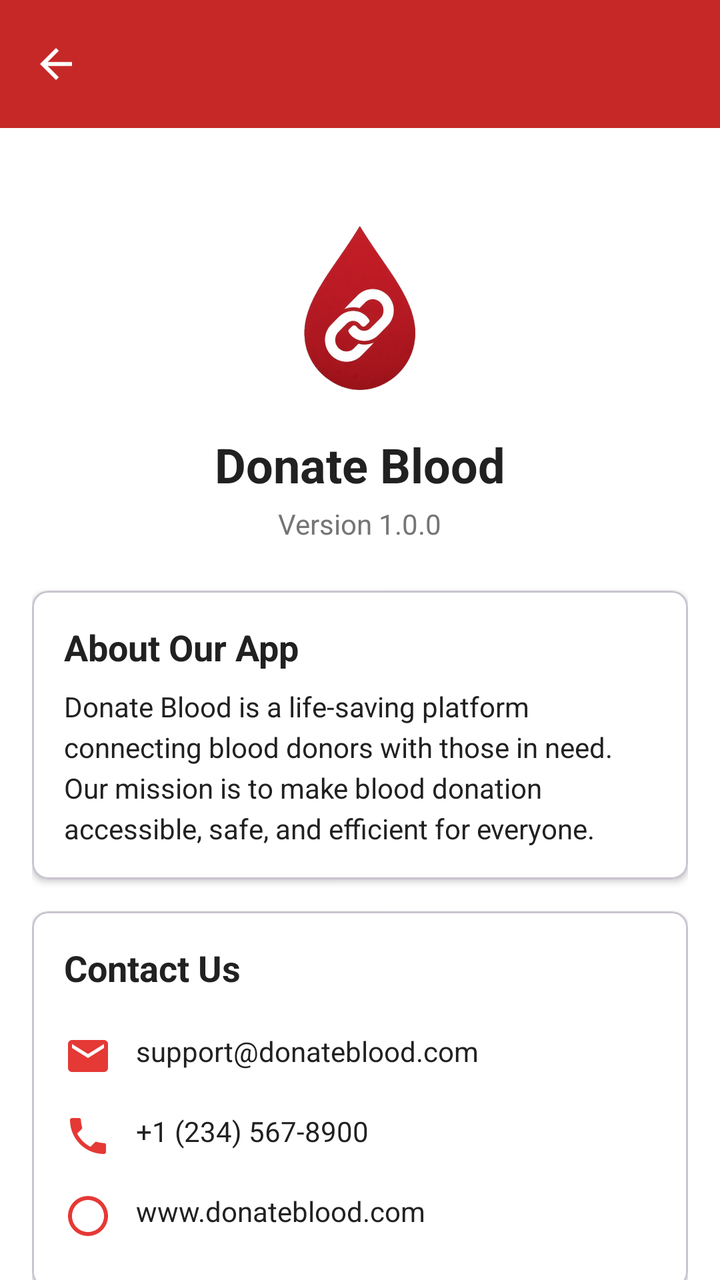
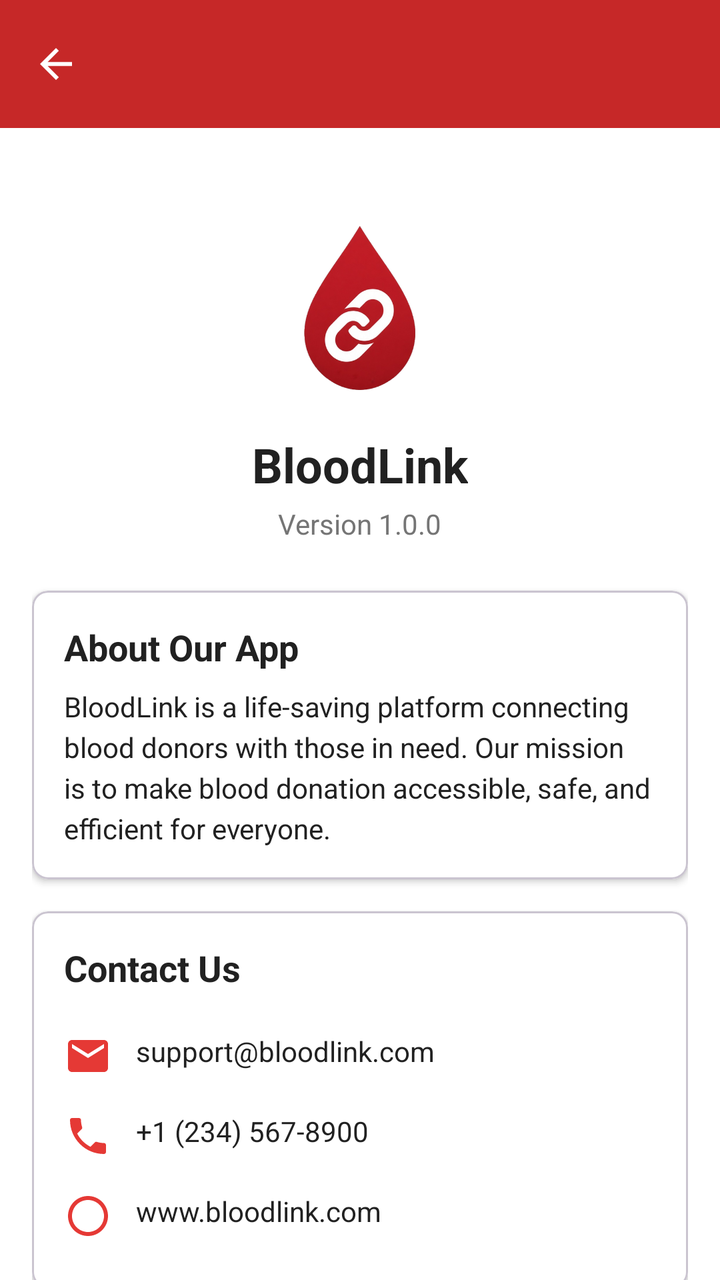

An Android layout rendered at two revisions. The XML below is the earlier revision; the diff shows what the commit changed to produce the second picture.
<!-- AndroidManifest.xml: application theme Theme.DonateBlood -->
<!-- res/layout/fragment_about_us.xml -->
<?xml version="1.0" encoding="utf-8"?>
<LinearLayout xmlns:android="http://schemas.android.com/apk/res/android"
    xmlns:app="http://schemas.android.com/apk/res-auto"
    android:layout_width="match_parent"
    android:layout_height="match_parent"
    android:orientation="vertical"
    android:background="@color/surface">

    
    <androidx.appcompat.widget.Toolbar
        android:id="@+id/toolbar"
        android:layout_width="match_parent"
        android:layout_height="?attr/actionBarSize"
        android:background="@color/primary_red_dark"
        android:elevation="4dp"
        app:navigationIcon="@drawable/ic_arrow_back_white"
        app:titleTextColor="@android:color/white" />

    
    <ScrollView
        android:layout_width="match_parent"
        android:layout_height="0dp"
        android:layout_weight="1"
        android:fillViewport="true"
        android:scrollbars="none"
        android:overScrollMode="never">

        <LinearLayout
            android:layout_width="match_parent"
            android:layout_height="wrap_content"
            android:orientation="vertical"
            android:padding="16dp">

            
            <LinearLayout
                android:layout_width="match_parent"
                android:layout_height="wrap_content"
                android:orientation="vertical"
                android:gravity="center"
                android:paddingVertical="24dp">

                <ImageView
                    android:layout_width="100dp"
                    android:layout_height="100dp"
                    android:src="@drawable/ic_app_logo"
                    android:contentDescription="@string/app_logo" />

                <TextView
                    android:layout_width="wrap_content"
                    android:layout_height="wrap_content"
                    android:text="@string/donate_blood_"
                    android:textSize="24sp"
                    android:textStyle="bold"
                    android:textColor="@color/text_primary"
                    android:layout_marginTop="12dp" />

                <TextView
                    android:id="@+id/tvVersion"
                    android:layout_width="wrap_content"
                    android:layout_height="wrap_content"
                    android:text="@string/version_1_0_0"
                    android:textSize="14sp"
                    android:textColor="@color/text_secondary"
                    android:layout_marginTop="4dp" />
            </LinearLayout>

            
            <com.google.android.material.card.MaterialCardView
                android:layout_width="match_parent"
                android:layout_height="wrap_content"
                android:layout_marginBottom="16dp"
                app:cardCornerRadius="8dp"
                app:cardElevation="2dp"
                app:cardBackgroundColor="@color/surface_white">

                <LinearLayout
                    android:layout_width="match_parent"
                    android:layout_height="wrap_content"
                    android:orientation="vertical"
                    android:padding="16dp">

                    <TextView
                        android:layout_width="wrap_content"
                        android:layout_height="wrap_content"
                        android:text="@string/about_our_app"
                        android:textSize="18sp"
                        android:textStyle="bold"
                        android:textColor="@color/text_primary"
                        android:layout_marginBottom="8dp" />

                    <TextView
                        android:layout_width="match_parent"
                        android:layout_height="wrap_content"
                        android:text="@string/donate_blood_is_a_life_saving_platform_connecting_blood_donors_with_those_in_need_our_mission_is_to_make_blood_donation_accessible_safe_and_efficient_for_everyone"
                        android:textSize="14sp"
                        android:textColor="@color/text_primary"
                        android:lineSpacingExtra="4dp" />
                </LinearLayout>
            </com.google.android.material.card.MaterialCardView>

            
            <com.google.android.material.card.MaterialCardView
                android:layout_width="match_parent"
                android:layout_height="wrap_content"
                android:layout_marginBottom="16dp"
                app:cardCornerRadius="8dp"
                app:cardElevation="2dp"
                app:cardBackgroundColor="@color/surface_white">

                <LinearLayout
                    android:layout_width="match_parent"
                    android:layout_height="wrap_content"
                    android:orientation="vertical"
                    android:padding="16dp">

                    <TextView
                        android:layout_width="wrap_content"
                        android:layout_height="wrap_content"
                        android:text="@string/contact_us_"
                        android:textSize="18sp"
                        android:textStyle="bold"
                        android:textColor="@color/text_primary"
                        android:layout_marginBottom="12dp" />

                    
                    <LinearLayout
                        android:layout_width="match_parent"
                        android:layout_height="wrap_content"
                        android:orientation="horizontal"
                        android:paddingVertical="8dp"
                        android:clickable="true"
                        android:focusable="true">

                        <ImageView
                            android:layout_width="24dp"
                            android:layout_height="24dp"
                            android:src="@drawable/ic_email"
                            android:layout_marginEnd="12dp"
                            app:tint="@color/primary_red" />

                        <TextView
                            android:id="@+id/tvEmail"
                            android:layout_width="0dp"
                            android:layout_height="wrap_content"
                            android:layout_weight="1"
                            android:text="@string/support_donateblood_com"
                            android:textSize="14sp"
                            android:textColor="@color/text_primary" />
                    </LinearLayout>

                    
                    <LinearLayout
                        android:layout_width="match_parent"
                        android:layout_height="wrap_content"
                        android:orientation="horizontal"
                        android:paddingVertical="8dp"
                        android:clickable="true"
                        android:focusable="true">

                        <ImageView
                            android:layout_width="24dp"
                            android:layout_height="24dp"
                            android:src="@drawable/ic_phone"
                            android:layout_marginEnd="12dp"
                            app:tint="@color/primary_red" />

                        <TextView
                            android:id="@+id/tvPhone"
                            android:layout_width="0dp"
                            android:layout_height="wrap_content"
                            android:layout_weight="1"
                            android:text="@string/_1_234_567_8900"
                            android:textSize="14sp"
                            android:textColor="@color/text_primary" />
                    </LinearLayout>

                    
                    <LinearLayout
                        android:layout_width="match_parent"
                        android:layout_height="wrap_content"
                        android:orientation="horizontal"
                        android:paddingVertical="8dp"
                        android:clickable="true"
                        android:focusable="true">

                        <ImageView
                            android:layout_width="24dp"
                            android:layout_height="24dp"
                            android:src="@drawable/ic_website"
                            android:layout_marginEnd="12dp"
                            app:tint="@color/primary_red" />

                        <TextView
                            android:id="@+id/tvWebsite"
                            android:layout_width="0dp"
                            android:layout_height="wrap_content"
                            android:layout_weight="1"
                            android:text="@string/www_donateblood_com"
                            android:textSize="14sp"
                            android:textColor="@color/text_primary" />
                    </LinearLayout>
                </LinearLayout>
            </com.google.android.material.card.MaterialCardView>

            
            <com.google.android.material.card.MaterialCardView
                android:layout_width="match_parent"
                android:layout_height="wrap_content"
                android:layout_marginBottom="16dp"
                app:cardCornerRadius="8dp"
                app:cardElevation="2dp"
                app:cardBackgroundColor="@color/surface_white">

                <LinearLayout
                    android:layout_width="match_parent"
                    android:layout_height="wrap_content"
                    android:orientation="vertical"
                    android:padding="16dp">

                    <TextView
                        android:layout_width="wrap_content"
                        android:layout_height="wrap_content"
                        android:text="Follow Us"
                        android:textSize="18sp"
                        android:textStyle="bold"
                        android:textColor="@color/text_primary"
                        android:layout_marginBottom="16dp" />

                    <LinearLayout
                        android:layout_width="match_parent"
                        android:layout_height="wrap_content"
                        android:orientation="horizontal"
                        android:gravity="center"
                        android:layout_marginBottom="8dp">

                        <ImageView
                            android:id="@+id/ivFacebook"
                            android:layout_width="40dp"
                            android:layout_height="40dp"
                            android:src="@drawable/ic_facebook"
                            android:layout_marginEnd="16dp"
                            android:clickable="true"
                            android:focusable="true"
                            app:tint="@color/primary_red" />

                        <ImageView
                            android:id="@+id/ivTwitter"
                            android:layout_width="40dp"
                            android:layout_height="40dp"
                            android:src="@drawable/ic_x"
                            android:layout_marginEnd="16dp"
                            android:clickable="true"
                            android:focusable="true"
                            app:tint="@color/primary_red" />

                        <ImageView
                            android:id="@+id/ivInstagram"
                            android:layout_width="40dp"
                            android:layout_height="40dp"
                            android:src="@drawable/ic_instagram"
                            android:layout_marginEnd="16dp"
                            android:clickable="true"
                            android:focusable="true"
                            app:tint="@color/primary_red" />

                        <ImageView
                            android:id="@+id/ivLinkedin"
                            android:layout_width="40dp"
                            android:layout_height="40dp"
                            android:src="@drawable/ic_linkedin"
                            android:clickable="true"
                            android:focusable="true"
                            app:tint="@color/primary_red" />
                    </LinearLayout>
                </LinearLayout>
            </com.google.android.material.card.MaterialCardView>

            
            <com.google.android.material.button.MaterialButton
                android:id="@+id/btnPrivacyPolicy"
                style="@style/Widget.Material3.Button.OutlinedButton"
                android:layout_width="match_parent"
                android:layout_height="wrap_content"
                android:text="Privacy Policy"
                android:layout_marginBottom="8dp"
                app:strokeColor="@color/primary_red"
                app:strokeWidth="1dp" />

            <com.google.android.material.button.MaterialButton
                android:id="@+id/btnTerms"
                style="@style/Widget.Material3.Button.OutlinedButton"
                android:layout_width="match_parent"
                android:layout_height="wrap_content"
                android:text="Terms of Service"
                android:layout_marginBottom="8dp"
                app:strokeColor="@color/primary_red"
                app:strokeWidth="1dp" />

            <com.google.android.material.button.MaterialButton
                android:id="@+id/btnRateApp"
                style="@style/Widget.Material3.Button.OutlinedButton"
                android:layout_width="match_parent"
                android:layout_height="wrap_content"
                android:text="Rate App"
                android:layout_marginBottom="8dp"
                app:strokeColor="@color/primary_red"
                app:strokeWidth="1dp" />

            <com.google.android.material.button.MaterialButton
                android:id="@+id/btnShareApp"
                style="@style/Widget.Material3.Button.OutlinedButton"
                android:layout_width="match_parent"
                android:layout_height="wrap_content"
                android:text="Share App"
                android:layout_marginBottom="24dp"
                app:strokeColor="@color/primary_red"
                app:strokeWidth="1dp" />

            
            <TextView
                android:layout_width="match_parent"
                android:layout_height="wrap_content"
                android:text="© 2024 Donate Blood App. All rights reserved."
                android:textSize="12sp"
                android:textColor="@color/text_secondary"
                android:gravity="center"
                android:layout_marginTop="8dp" />

        </LinearLayout>
    </ScrollView>

</LinearLayout>
<!-- resources referenced by this layout -->
<resources>
  <color name="primary_red">#E53935</color>
  <color name="primary_red_dark">#C62828</color>
  <color name="surface">#FFFFFF</color>
  <color name="surface_white">#FFFFFF</color>
  <color name="text_primary">#212121</color>
  <color name="text_secondary">#757575</color>
  <!-- drawable ic_arrow_back_white (drawable) -->
  <vector xmlns:android="http://schemas.android.com/apk/res/android"
      android:width="24dp"
      android:height="24dp"
      android:viewportWidth="24"
      android:viewportHeight="24">
      <path
          android:fillColor="@android:color/white"
          android:pathData="M20,11H7.83l5.59,-5.59L12,4l-8,8 8,8 1.41,-1.41L7.83,13H20v-2z"/>
  </vector>
  <!-- drawable ic_email (drawable) -->
  <vector xmlns:android="http://schemas.android.com/apk/res/android"
      android:width="24dp"
      android:height="24dp"
      android:viewportWidth="24"
      android:viewportHeight="24">
      <path
          android:fillColor="@color/text_secondary"
          android:pathData="M20,4L4,4c-1.1,0 -1.99,0.9 -1.99,2L2,18c0,1.1 0.9,2 2,2h16c1.1,0 2,-0.9 2,-2L22,6c0,-1.1 -0.9,-2 -2,-2zM20,8l-8,5 -8,-5L4,6l8,5 8,-5v2z" />
  </vector>
  <!-- drawable ic_facebook (drawable) -->
  <vector xmlns:android="http://schemas.android.com/apk/res/android"
      android:width="24dp"
      android:height="24dp"
      android:viewportWidth="24"
      android:viewportHeight="24">
      <path
          android:fillColor="#FF1877F2"
          android:pathData="M22,12C22,6.48 17.52,2 12,2C6.48,2 2,6.48 2,12C2,16.84 5.44,20.87 10,21.8V15H8V12H10V9.5C10,7.57 11.57,6 13.5,6H16V9H14C13.45,9 13,9.45 13,10V12H16V15H13V21.95C18.05,21.45 22,17.19 22,12Z"/>
  </vector>
  <!-- drawable ic_website (drawable) -->
  <vector xmlns:android="http://schemas.android.com/apk/res/android"
      android:width="24dp"
      android:height="24dp"
      android:viewportWidth="24"
      android:viewportHeight="24">
      <path
          android:fillColor="#FF000000"
          android:pathData="M12,2C6.48,2 2,6.48 2,12C2,17.52 6.48,22 12,22C17.52,22 22,17.52 22,12C22,6.48 17.52,2 12,2ZM4,12C4,7.58 7.58,4 12,4C16.42,4 20,7.58 20,12C20,16.42 16.42,20 12,20C7.58,20 4,16.42 4,12Z"/>
  </vector>
  <string name="_1_234_567_8900">+1 (234) 567-8900</string>
  <string name="about_our_app">About Our App</string>
  <string name="app_logo">App Logo</string>
  <string name="contact_us_">Contact Us</string>
  <string name="donate_blood_">Donate Blood</string>
  <string name="donate_blood_is_a_life_saving_platform_connecting_blood_donors_with_those_in_need_our_mission_is_to_make_blood_donation_accessible_safe_and_efficient_for_everyone">Donate Blood is a life-saving platform connecting blood donors with those in need. Our mission is to make blood donation accessible, safe, and efficient for everyone.</string>
  <string name="support_donateblood_com">support@donateblood.com</string>
  <string name="version_1_0_0">Version 1.0.0</string>
  <string name="www_donateblood_com">www.donateblood.com</string>
  <color name="white">#FFFFFF</color>
  <color name="link_color">#2196F3</color>
  <color name="primary_red_light">#FFEBEE</color>
  <color name="background_light">#F5F5F5</color>
  <style name="Widget.DonateBlood.Toolbar" parent="Widget.Material3.Toolbar">
          <item name="android:background">@color/primary_red</item>
          <item name="titleTextColor">@color/white</item>
          <item name="subtitleTextColor">@color/white</item>
      </style>
  <color name="text_hint">#9E9E9E</color>
  <!-- unchanged entries left out for length: 6 -->
</resources>

<!-- the commit's change to res/layout/fragment_about_us.xml (unified diff, before → after) -->
@@ -320,7 +320,7 @@
             <TextView
                 android:layout_width="match_parent"
                 android:layout_height="wrap_content"
-                android:text="© 2024 Donate Blood App. All rights reserved."
+                android:text="@string/copyright"
                 android:textSize="12sp"
                 android:textColor="@color/text_secondary"
                 android:gravity="center"
<!-- resource entries referenced after the edit -->
@@ -50,11 +50,12 @@
   <string name="about_our_app">About Our App</string>
   <string name="app_logo">App Logo</string>
   <string name="contact_us_">Contact Us</string>
-  <string name="donate_blood_">Donate Blood</string>
-  <string name="donate_blood_is_a_life_saving_platform_connecting_blood_donors_with_those_in_need_our_mission_is_to_make_blood_donation_accessible_safe_and_efficient_for_everyone">Donate Blood is a life-saving platform connecting blood donors with those in need. Our mission is to make blood donation accessible, safe, and efficient for everyone.</string>
-  <string name="support_donateblood_com">support@donateblood.com</string>
+  <string name="copyright">© 2024 BloodLink. All rights reserved.</string>
+  <string name="donate_blood_">BloodLink</string>
+  <string name="donate_blood_is_a_life_saving_platform_connecting_blood_donors_with_those_in_need_our_mission_is_to_make_blood_donation_accessible_safe_and_efficient_for_everyone">BloodLink is a life-saving platform connecting blood donors with those in need. Our mission is to make blood donation accessible, safe, and efficient for everyone.</string>
+  <string name="support_donateblood_com">support@bloodlink.com</string>
   <string name="version_1_0_0">Version 1.0.0</string>
-  <string name="www_donateblood_com">www.donateblood.com</string>
+  <string name="www_donateblood_com">www.bloodlink.com</string>
   <color name="white">#FFFFFF</color>
   <color name="link_color">#2196F3</color>
   <color name="primary_red_light">#FFEBEE</color>
